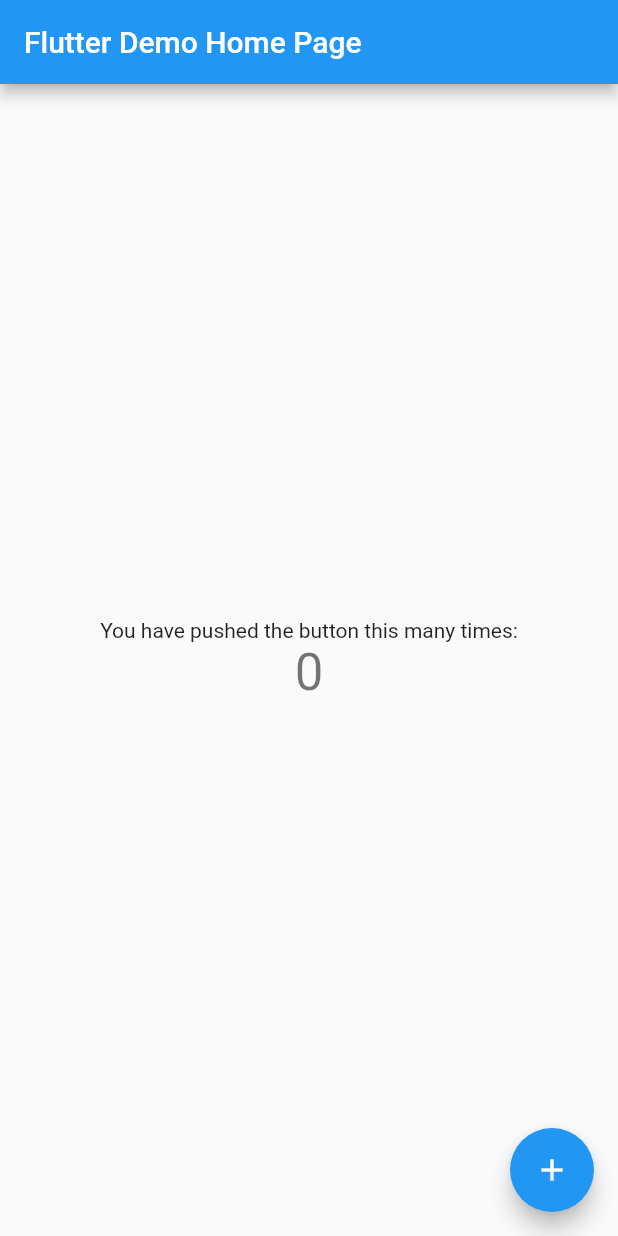
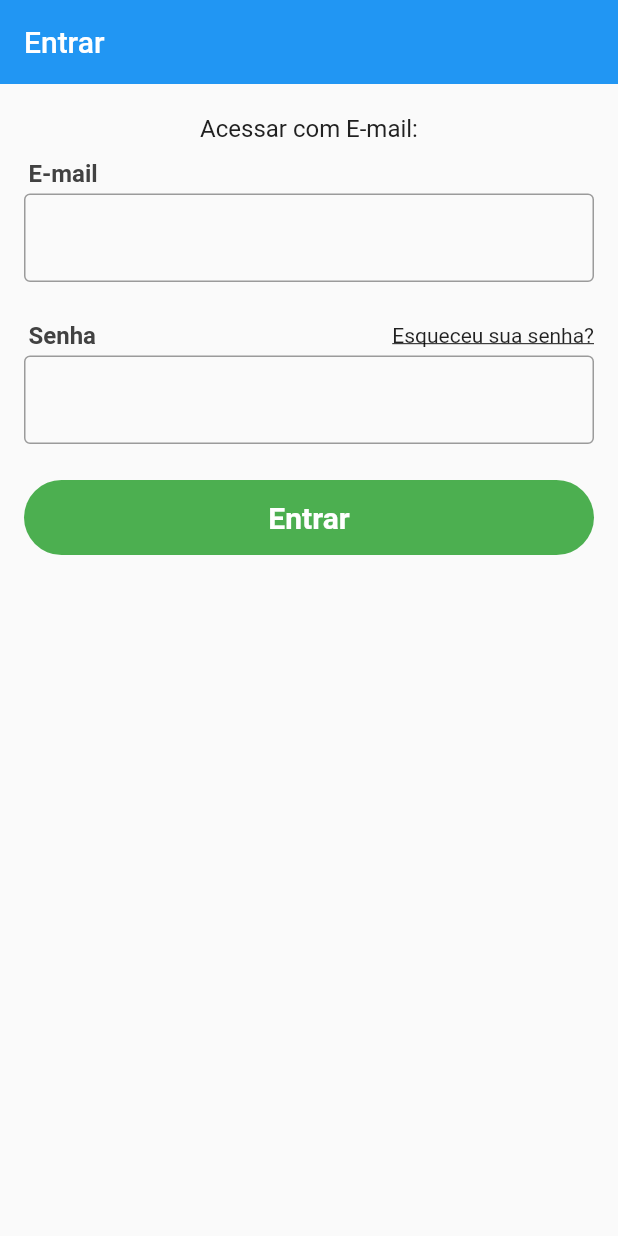
Before and after one commit to SergioJunnior/Teste-Monitora, a Flutter app: the screen it shows after launch, on a phone screen of 412 x 824 dp. Run offline on Flutter 3.47's test engine with Material 2 defaults, Android fonts, the phone set to English and light mode, and no system bars; our stand-ins replace rxdart.

Commit message:
Modifições tela de login

```diff
--- /dev/null
+++ b/teste_lider/lib/Validators/login_validator.dart
@@ -0,0 +1,31 @@
+import 'dart:async';
+
+import 'package:teste_lider/bloc/login/field_statebloc.dart';
+
+class LoginValidator {
+  final StreamTransformer < String, FieldState > emailValidator = StreamTransformer < String, FieldState > .fromHandlers(
+    handleData: (email, sink) {
+      const Pattern pattern =
+        r"^(([^<>()[\]\\.,;:\s@\']+(\.[^<>()[\]\\.,;:\s@\']+)*)|(\'.+\'))@((\[[0-9]{1,3}\.[0-9]{1,3}\.[0-9]{1,3}\.[0-9]{1,3}\])|(([a-zA-Z\-0-9]+\.)+[a-zA-Z]{2,}))$";
+
+      final RegExp regex = RegExp(pattern);
+      if (email.isEmpty)
+        sink.add(FieldState(error: 'Campo obrigatório'));
+      else if (!regex.hasMatch(email))
+        sink.add(FieldState(error: 'E-mail inválido'));
+      else
+        sink.add(FieldState());
+    }
+  );
+
+  final StreamTransformer < String, FieldState > passwordValidator =
+    StreamTransformer < String, FieldState > .fromHandlers(
+      handleData: (pass, sink) {
+        if (pass.isEmpty)
+          sink.add(FieldState(error: 'Campo obrigatório'));
+        else
+          sink.add(FieldState());
+      }
+    );
+
+}
--- /dev/null
+++ b/teste_lider/lib/bloc/login/field_statebloc.dart
@@ -0,0 +1,6 @@
+class FieldState{
+  FieldState({this.error,this.enabled=true});
+  String error;
+  bool enabled;
+
+}
--- /dev/null
+++ b/teste_lider/lib/bloc/login/login_bloc.dart
@@ -0,0 +1,24 @@
+import 'package:rxdart/rxdart.dart';
+import 'package:teste_lider/Validators/login_validator.dart';
+import 'package:teste_lider/bloc/login/field_statebloc.dart';
+import 'package:teste_lider/bloc/login/login_bloc_state.dart';
+
+class LoginBloc with LoginValidator {
+
+  final BehaviorSubject <LoginBlocState> _stateController = BehaviorSubject<LoginBlocState>.seeded(LoginBlocState(LoginState.IDLE));
+  final BehaviorSubject < String > _emailController = BehaviorSubject < String > ();
+  final BehaviorSubject < String > _passwordController = BehaviorSubject < String > ();
+
+  Function(String) get changeEmail => _emailController.sink.add;
+  Function(String) get changePassword => _passwordController.sink.add;
+
+  Stream <LoginBlocState> get outState => _stateController.stream;
+  Stream < FieldState > get outEmail => _emailController.stream.transform(emailValidator);
+  Stream < FieldState > get outPassword => _passwordController.stream.transform(passwordValidator);
+
+  void dispose() {
+    _emailController.close();
+    _passwordController.close();
+  }
+
+}
--- /dev/null
+++ b/teste_lider/lib/bloc/login/login_bloc_state.dart
@@ -0,0 +1,10 @@
+enum LoginState{IDLE, LOADING, LOADING_FACE, ERROR, DONE}
+
+class LoginBlocState{
+  LoginBlocState(this.state, {this.errorMessage});
+
+  LoginState state;
+  String errorMessage;
+
+
+}
--- a/teste_lider/lib/main.dart
+++ b/teste_lider/lib/main.dart
@@ -1,111 +1,19 @@
 import 'package:flutter/material.dart';
+import 'package:teste_lider/screens/login_screen.dart';
 
 void main() => runApp(MyApp());
 
 class MyApp extends StatelessWidget {
-  // This widget is the root of your application.
+
   @override
   Widget build(BuildContext context) {
     return MaterialApp(
-      title: 'Flutter Demo',
+      title: 'Teste Lider',
+      debugShowCheckedModeBanner: false,
       theme: ThemeData(
-        // This is the theme of your application.
-        //
-        // Try running your application with "flutter run". You'll see the
-        // application has a blue toolbar. Then, without quitting the app, try
-        // changing the primarySwatch below to Colors.green and then invoke
-        // "hot reload" (press "r" in the console where you ran "flutter run",
-        // or simply save your changes to "hot reload" in a Flutter IDE).
-        // Notice that the counter didn't reset back to zero; the application
-        // is not restarted.
         primarySwatch: Colors.blue,
       ),
-      home: MyHomePage(title: 'Flutter Demo Home Page'),
+      home: LoginScreen(),
     );
   }
 }
-
-class MyHomePage extends StatefulWidget {
-  MyHomePage({Key key, this.title}) : super(key: key);
-
-  // This widget is the home page of your application. It is stateful, meaning
-  // that it has a State object (defined below) that contains fields that affect
-  // how it looks.
-
-  // This class is the configuration for the state. It holds the values (in this
-  // case the title) provided by the parent (in this case the App widget) and
-  // used by the build method of the State. Fields in a Widget subclass are
-  // always marked "final".
-
-  final String title;
-
-  @override
-  _MyHomePageState createState() => _MyHomePageState();
-}
-
-class _MyHomePageState extends State<MyHomePage> {
-  int _counter = 0;
-
-  void _incrementCounter() {
-    setState(() {
-      // This call to setState tells the Flutter framework that something has
-      // changed in this State, which causes it to rerun the build method below
-      // so that the display can reflect the updated values. If we changed
-      // _counter without calling setState(), then the build method would not be
-      // called again, and so nothing would appear to happen.
-      _counter++;
-    });
-  }
-
-  @override
-  Widget build(BuildContext context) {
-    // This method is rerun every time setState is called, for instance as done
-    // by the _incrementCounter method above.
-    //
-    // The Flutter framework has been optimized to make rerunning build methods
-    // fast, so that you can just rebuild anything that needs updating rather
-    // than having to individually change instances of widgets.
-    return Scaffold(
-      appBar: AppBar(
-        // Here we take the value from the MyHomePage object that was created by
-        // the App.build method, and use it to set our appbar title.
-        title: Text(widget.title),
-      ),
-      body: Center(
-        // Center is a layout widget. It takes a single child and positions it
-        // in the middle of the parent.
-        child: Column(
-          // Column is also a layout widget. It takes a list of children and
-          // arranges them vertically. By default, it sizes itself to fit its
-          // children horizontally, and tries to be as tall as its parent.
-          //
-          // Invoke "debug painting" (press "p" in the console, choose the
-          // "Toggle Debug Paint" action from the Flutter Inspector in Android
-          // Studio, or the "Toggle Debug Paint" command in Visual Studio Code)
-          // to see the wireframe for each widget.
-          //
-          // Column has various properties to control how it sizes itself and
-          // how it positions its children. Here we use mainAxisAlignment to
-          // center the children vertically; the main axis here is the vertical
-          // axis because Columns are vertical (the cross axis would be
-          // horizontal).
-          mainAxisAlignment: MainAxisAlignment.center,
-          children: <Widget>[
-            Text(
-              'You have pushed the button this many times:',
-            ),
-            Text(
-              '$_counter',
-              style: Theme.of(context).textTheme.display1,
-            ),
-          ],
-        ),
-      ),
-      floatingActionButton: FloatingActionButton(
-        onPressed: _incrementCounter,
-        tooltip: 'Increment',
-        child: Icon(Icons.add),
-      ), // This trailing comma makes auto-formatting nicer for build methods.
-    );
-  }
-}
--- /dev/null
+++ b/teste_lider/lib/screens/Widgets/login_button.dart
@@ -0,0 +1,29 @@
+import 'package:flutter/material.dart';
+
+class LoginButton extends StatelessWidget {
+  @override
+  Widget build(BuildContext context) {
+    return Container(
+        margin: const EdgeInsets.symmetric(vertical:24),
+        height: 50,
+        child: StreamBuilder(
+          builder: (context,snapthoste){
+            return RaisedButton(
+              color: Colors.green,
+              disabledColor: Colors.green.withAlpha(150),
+              elevation: 0,
+              shape: RoundedRectangleBorder(borderRadius: BorderRadius.circular(25)),
+              onPressed: (){},
+              child: Text(
+                "Entrar",
+                style: TextStyle(
+                  color:Colors.white,
+                  fontSize:20,
+                  fontWeight: FontWeight.w600,
+                ),
+                ),
+            );
+        }),
+    );
+  }
+}
--- /dev/null
+++ b/teste_lider/lib/screens/login_screen.dart
@@ -0,0 +1,110 @@
+import 'package:flutter/material.dart';
+import 'package:teste_lider/bloc/login/field_statebloc.dart';
+import 'package:teste_lider/bloc/login/login_bloc.dart';
+import 'package:teste_lider/screens/Widgets/login_button.dart';
+
+class LoginScreen extends StatefulWidget {
+  @override
+  _LoginScreenState createState() => _LoginScreenState();
+}
+
+class _LoginScreenState extends State < LoginScreen > {
+
+  LoginBloc _loginBloc = LoginBloc();
+
+  @override
+  Widget build(BuildContext context) {
+    return Scaffold(
+      appBar: AppBar(
+        elevation: 0,
+        title: const Text("Entrar"),
+      ),
+      body: SingleChildScrollView(
+        child: Padding(padding: const EdgeInsets.symmetric(horizontal: 16),
+          child: Column(
+            crossAxisAlignment: CrossAxisAlignment.stretch,
+            children: < Widget > [
+              Padding(padding: const EdgeInsets.only(top: 20, bottom: 11),
+                child: Text(
+                  "Acessar com E-mail:",
+                  textAlign: TextAlign.center,
+                  style: TextStyle(fontSize: 16, color: Colors.grey[900]),
+
+                ), ),
+              Padding(
+                padding: const EdgeInsets.only(left: 3, bottom: 4),
+                  child: Text(
+                    "E-mail",
+                    style: TextStyle(
+                      color: Colors.grey[800],
+                      fontSize: 16,
+                      fontWeight: FontWeight.w700,
+                    )
+                  ),
+              ),
+              StreamBuilder<FieldState>(
+                stream: _loginBloc.outEmail,
+                initialData: FieldState(),
+                builder: (context, snapshot) {
+                  return TextField(
+                    keyboardType: TextInputType.emailAddress,
+                    autocorrect: false,
+                    decoration: InputDecoration(
+                      border: const OutlineInputBorder(),
+                      errorText: snapshot.data.error,
+                      ),
+                      onChanged: _loginBloc.changeEmail ,
+                      enabled: snapshot.data.enabled,
+                     );
+                },
+              ),
+              Padding(
+                padding: const EdgeInsets.only(left: 3, bottom: 4, top: 26),
+                  child: Row(
+                    children: < Widget > [
+                      Expanded(
+                        child: Text(
+                          "Senha",
+                          style: TextStyle(
+                            color: Colors.grey[800],
+                            fontSize: 16,
+                            fontWeight: FontWeight.w700
+                          ),
+                        ),
+                      ),
+                      GestureDetector(
+                        child: Text(
+                          "Esqueceu sua senha?",
+                          style: TextStyle(
+                            decoration: TextDecoration.underline,
+                          )
+                        ),
+                        onTap: () {
+                          //Navigator.of(context).push(MaterialPageRoute(builder:(context)=> RecoveryScreen()));
+                        },
+                      )
+                    ]
+                  ),
+              ),
+              StreamBuilder<FieldState>(
+                stream: _loginBloc.outPassword,
+                initialData: FieldState(),
+                builder: (context, snapshot) {
+                  return TextField(
+                    autocorrect: false,
+                    obscureText: true,
+                    decoration: InputDecoration(
+                      border: const OutlineInputBorder(),
+                      errorText: snapshot.data.error,
+                    ),
+                    onChanged: _loginBloc.changePassword,
+                    enabled: snapshot.data.enabled,
+                  );
+                }),
+              LoginButton(),
+            ],
+          ), ),
+      ),
+    );
+  }
+}
```
Also changed, not shown: teste_lider/pubspec.yaml (+18 -6 lines), teste_lider/pubspec.lock, 1 other file.
